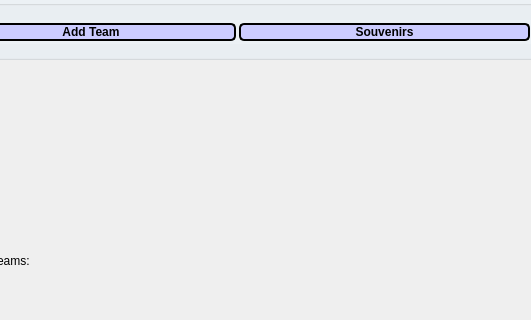
Above: CS1D-Basketball-master/Basketball/admin.ui from moetaei/CS1D-Basketball before the change; both pictures show x 360 to 891 and y 0 to 320 of the 1200 by 700 pixel window. Below: the same form after it.
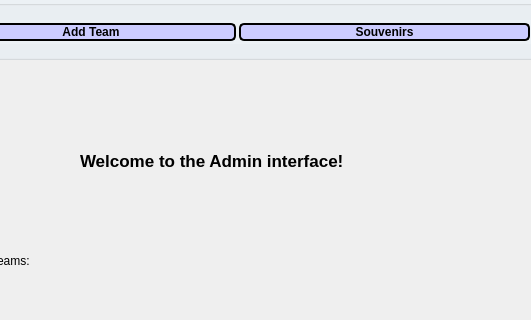
That is the form after the change.

Commit message:
Started Admin Souvenir
- displays list of teams to choose from

What changed in the file:
```diff
--- a/CS1D-Basketball-master/Basketball/admin.ui
+++ b/CS1D-Basketball-master/Basketball/admin.ui
@@ -186,6 +186,30 @@
       <string>TextLabel</string>
      </property>
     </widget>
+    <widget class="QLabel" name="editteamLabel">
+     <property name="geometry">
+      <rect>
+       <x>440</x>
+       <y>80</y>
+       <width>371</width>
+       <height>41</height>
+      </rect>
+     </property>
+     <property name="font">
+      <font>
+       <pointsize>13</pointsize>
+       <weight>75</weight>
+       <bold>true</bold>
+       <kerning>true</kerning>
+      </font>
+     </property>
+     <property name="text">
+      <string>Welcome to the Admin interface!</string>
+     </property>
+     <property name="textFormat">
+      <enum>Qt::PlainText</enum>
+     </property>
+    </widget>
    </widget>
   </widget>
  </widget>
```
The commit also changes 11 other files.
